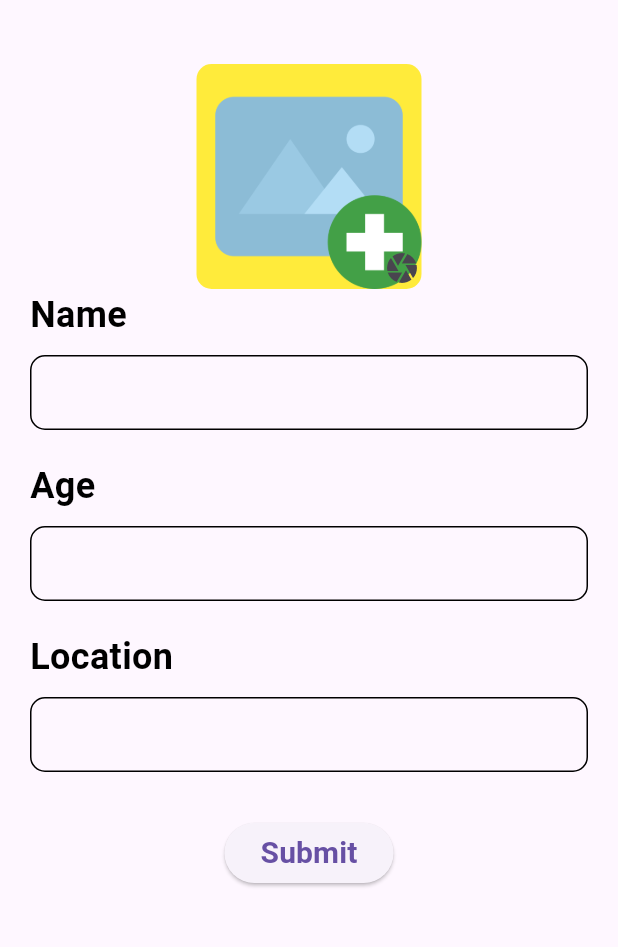
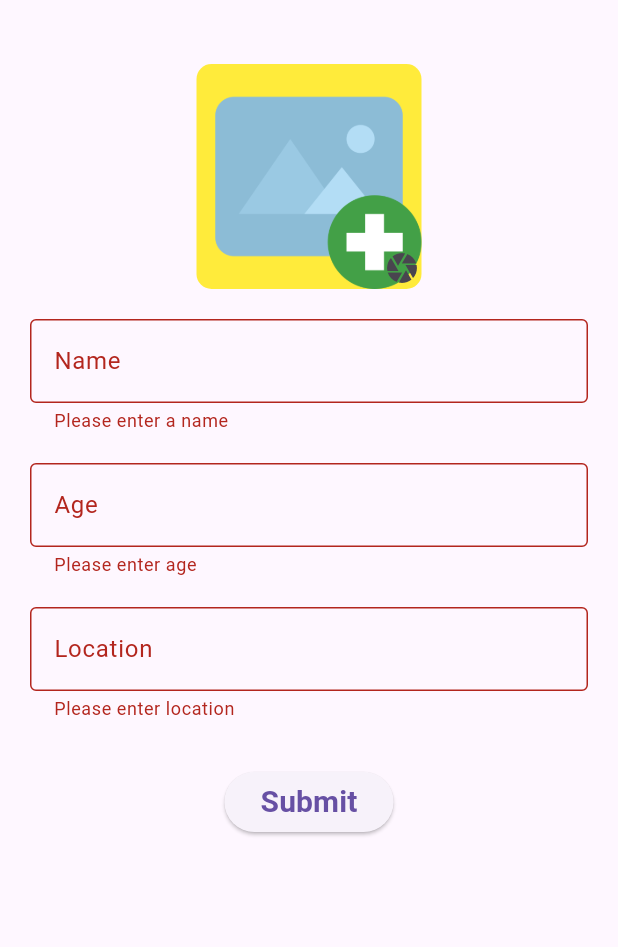
Before and after one commit to Hubaib19/Firebase_employee, a Flutter app: the AddEmploye screen opened directly, after a tap on "Submit", on a phone screen of 412 x 824 dp, the part 65-1012 px from its top. Run offline on Flutter 3.47's test engine with Material 3 defaults, Android fonts, the phone set to English and light mode, and no system bars; our stand-ins replace cloud_firestore, firebase_core, firebase_storage, image_picker, random_string; accounts and stored records are empty.

```diff
--- a/lib/service/data_service.dart
+++ b/lib/service/data_service.dart
@@ -1,4 +1,4 @@
-// ignore_for_file: use_rethrow_when_possible, avoid_print, await_only_futures
+// ignore_for_file: use_rethrow_when_possible, avoid_print, await_only_futures, unnecessary_brace_in_string_interps
 
 import 'package:cloud_firestore/cloud_firestore.dart';
 import 'package:employee_list/model/employee_model.dart';
--- a/lib/view/add_employe.dart
+++ b/lib/view/add_employe.dart
@@ -1,23 +1,22 @@
-// ignore_for_file: must_be_immutable
+// ignore_for_file: use_key_in_widget_constructors, use_build_context_synchronously
 
 import 'dart:io';
-
 import 'package:employee_list/controller/employee_controller.dart';
 import 'package:employee_list/model/employee_model.dart';
 import 'package:employee_list/service/data_service.dart';
-import 'package:flutter/cupertino.dart';
 import 'package:flutter/material.dart';
-import 'package:flutter/widgets.dart';
 import 'package:image_picker/image_picker.dart';
 import 'package:provider/provider.dart';
 import 'package:random_string/random_string.dart';
 
 class AddEmploye extends StatelessWidget {
-  AddEmploye({super.key});
+  AddEmploye({Key? key});
 
-  TextEditingController nameController = TextEditingController();
-  TextEditingController ageController = TextEditingController();
-  TextEditingController locationController = TextEditingController();
+  final TextEditingController nameController = TextEditingController();
+  final TextEditingController ageController = TextEditingController();
+  final TextEditingController locationController = TextEditingController();
+
+  final _formKey = GlobalKey<FormState>();
 
   @override
   Widget build(BuildContext context) {
@@ -31,20 +30,24 @@ class AddEmploye extends StatelessWidget {
               style: TextStyle(
                 color: Colors.blue,
                 fontSize: 24,
-                  fontWeight: FontWeight.bold),
+                fontWeight: FontWeight.bold,
+              ),
             ),
             Text(
               'form',
               style: TextStyle(
                 color: Colors.orange,
                 fontSize: 24,
-                  fontWeight: FontWeight.bold),
+                fontWeight: FontWeight.bold,
+              ),
             )
           ],
         ),
       ),
       body: Container(
         margin: const EdgeInsets.only(left: 20, top: 30, right: 20),
+        child: Form(
+          key: _formKey,
           child: Column(
             crossAxisAlignment: CrossAxisAlignment.start,
             children: [
@@ -59,11 +62,13 @@ class AddEmploye extends StatelessWidget {
                           image: DecorationImage(
                             image: value.selectedImage != null
                                 ? FileImage(File(value.selectedImage!.path))
-                                  : AssetImage("assets/add image.png")
-                                      as ImageProvider,
-                              fit: BoxFit.cover),
+                                : const AssetImage("assets/add image.png")
+                                    as ImageProvider<Object>,
+                            fit: BoxFit.cover,
+                          ),
                           borderRadius: BorderRadius.circular(10),
-                          color: Colors.yellow),
+                          color: Colors.yellow,
+                        ),
                       ),
                     ),
                   ),
@@ -75,102 +80,96 @@ class AddEmploye extends StatelessWidget {
                         onPressed: () {
                           value.selectImage(source: ImageSource.camera);
                         },
-                            icon: Icon(Icons.camera),
-                          )),
-                )
+                        icon: const Icon(Icons.camera),
+                      ),
+                    ),
+                  ),
                 ],
               ),
-            const Text(
-              'Name',
-              style: TextStyle(
-                  color: Colors.black,
-                  fontSize: 24,
-                  fontWeight: FontWeight.bold),
+              const SizedBox(height: 20),
+              TextFormField(
+                controller: nameController,
+                decoration: const InputDecoration(
+                  labelText: 'Name',
+                  border: OutlineInputBorder(),
                 ),
-            const SizedBox(height: 10),
-            Container(
-              padding: const EdgeInsets.only(left: 10),
-              decoration: BoxDecoration(
-                  border: Border.all(),
-                  borderRadius: BorderRadius.circular(10)),
-              child: TextField(
-                controller: nameController,
-                decoration: const InputDecoration(border: InputBorder.none),
-              ),
+                validator: (value) {
+                  if (value == null || value.isEmpty) {
+                    return 'Please enter a name';
+                  }
+                  return null;
+                },
               ),
               const SizedBox(height: 20),
-            const Text(
-              'Age',
-              style: TextStyle(
-                  color: Colors.black,
-                  fontSize: 24,
-                  fontWeight: FontWeight.bold),
+              TextFormField(
+                controller: ageController,
+                decoration: const InputDecoration(
+                  labelText: 'Age',
+                  border: OutlineInputBorder(),
                 ),
-            const SizedBox(height: 10),
-            Container(
-              padding: const EdgeInsets.only(left: 10),
-              decoration: BoxDecoration(
-                  border: Border.all(),
-                  borderRadius: BorderRadius.circular(10)),
-              child: TextField(
-                controller: ageController,
-                decoration: const InputDecoration(border: InputBorder.none),
+                keyboardType: TextInputType.number,
+                validator: (value) {
+                  if (value == null || value.isEmpty) {
+                    return 'Please enter age';
+                  }
+                  // You can add additional validation rules for age here
+                  return null;
+                },
               ),
+              const SizedBox(height: 20),
+              TextFormField(
+                controller: locationController,
+                decoration: const InputDecoration(
+                  labelText: 'Location',
+                  border: OutlineInputBorder(),
                 ),
-            const SizedBox(
-              height: 20,
+                validator: (value) {
+                  if (value == null || value.isEmpty) {
+                    return 'Please enter location';
+                  }
+                  return null;
+                },
               ),
-            const Text(
-              'Location',
-              style: TextStyle(
-                  color: Colors.black,
-                  fontSize: 24,
-                  fontWeight: FontWeight.bold),
-            ),
-            const SizedBox(height: 10),
-            Container(
-              padding: const EdgeInsets.only(left: 10),
-              decoration: BoxDecoration(
-                  border: Border.all(),
-                  borderRadius: BorderRadius.circular(10)),
-              child: TextField(
-                controller: locationController,
-                decoration: const InputDecoration(border: InputBorder.none),
-              ),
-            ),
-            const SizedBox(
-              height: 30,
-            ),
+              const SizedBox(height: 30),
               Center(
                 child: ElevatedButton(
-                onPressed: () async {
+                  onPressed: () {
+                    if (_formKey.currentState!.validate()) {
                       addEmployee(context);
+                    }
                   },
                   child: const Text(
                     'Submit',
-                  style: TextStyle(fontSize: 20, fontWeight: FontWeight.bold),
+                    style: TextStyle(
+                      fontSize: 20,
+                      fontWeight: FontWeight.bold,
+                    ),
                   ),
                 ),
               ),
             ],
           ),
         ),
+      ),
     );
   }
 
-  addEmployee(BuildContext context) async {
+  void addEmployee(BuildContext context) async {
     final pro = Provider.of<EmployeeController>(context, listen: false);
     String id = randomAlphaNumeric(10);
     DatabaseService service = DatabaseService();
 
     await service.uploadImage(
-        name: nameController.text, fileimage: File(pro.selectedImage!.path));
+      name: nameController.text,
+      fileimage: File(pro.selectedImage!.path),
+    );
     final EmployeeModel employee = EmployeeModel(
       age: int.parse(ageController.text),
       id: id,
       location: locationController.text,
       name: nameController.text,
-        image: service.downloadurl);
+      image: service.downloadurl,
+    );
     pro.addEmployee(employee: employee, id: id);
     Navigator.of(context).pop();
   }
--- a/lib/view/edit_employee.dart
+++ b/lib/view/edit_employee.dart
@@ -37,14 +37,14 @@ class _EditEmployeeState extends State<EditEmployee> {
           mainAxisAlignment: MainAxisAlignment.center,
           children: [
             Text(
-              'Employee ',
+              'Edit ',
               style: TextStyle(
                   color: Colors.blue,
                   fontSize: 24,
                   fontWeight: FontWeight.bold),
             ),
             Text(
-              'form',
+              'detail',
               style: TextStyle(
                   color: Colors.orange,
                   fontSize: 24,
--- a/lib/view/home_page.dart
+++ b/lib/view/home_page.dart
@@ -1,3 +1,5 @@
+// ignore_for_file: use_key_in_widget_constructors
+
 import 'package:employee_list/controller/employee_controller.dart';
 import 'package:employee_list/model/employee_model.dart';
 import 'package:employee_list/view/add_employe.dart';
@@ -6,7 +8,7 @@ import 'package:flutter/material.dart';
 import 'package:provider/provider.dart';
 
 class HomeScreen extends StatefulWidget {
-  const HomeScreen({super.key});
+  const HomeScreen({Key? key});
 
   @override
   State<HomeScreen> createState() => _HomeScreenState();
@@ -26,7 +28,9 @@ class _HomeScreenState extends State<HomeScreen> {
       floatingActionButton: FloatingActionButton(
         onPressed: () {
           Navigator.push(
-                context, MaterialPageRoute(builder: (context) => AddEmploye()));
+            context,
+            MaterialPageRoute(builder: (context) => AddEmploye()),
+          );
         },
         child: const Icon(Icons.add),
       ),
@@ -40,14 +44,16 @@ class _HomeScreenState extends State<HomeScreen> {
               style: TextStyle(
                 color: Colors.white,
                 fontSize: 24,
-                    fontWeight: FontWeight.bold),
+                fontWeight: FontWeight.bold,
+              ),
             ),
             Text(
               'detail',
               style: TextStyle(
                 color: Colors.orange,
                 fontSize: 24,
-                    fontWeight: FontWeight.bold),
+                fontWeight: FontWeight.bold,
+              ),
             )
           ],
         ),
@@ -68,7 +74,8 @@ class _HomeScreenState extends State<HomeScreen> {
                     width: MediaQuery.of(context).size.width,
                     decoration: BoxDecoration(
                       color: Colors.blue[100],
-                          borderRadius: BorderRadius.circular(10)),
+                      borderRadius: BorderRadius.circular(10),
+                    ),
                     child: Row(
                       mainAxisAlignment: MainAxisAlignment.spaceBetween,
                       children: [
@@ -76,9 +83,7 @@ class _HomeScreenState extends State<HomeScreen> {
                           backgroundImage: NetworkImage(employee.image!),
                           radius: 20,
                         ),
-                          const SizedBox(
-                            width: 2,
-                          ),
+                        const SizedBox(width: 2),
                         Column(
                           crossAxisAlignment: CrossAxisAlignment.start,
                           children: [
@@ -87,21 +92,24 @@ class _HomeScreenState extends State<HomeScreen> {
                               style: TextStyle(
                                 color: Colors.blue[800],
                                 fontSize: 20,
-                                    fontWeight: FontWeight.bold),
+                                fontWeight: FontWeight.bold,
+                              ),
                             ),
                             Text(
                               'Age : ${employee.age.toString()}',
                               style: TextStyle(
                                 color: Colors.orange[800],
                                 fontSize: 20,
-                                    fontWeight: FontWeight.bold),
+                                fontWeight: FontWeight.bold,
+                              ),
                             ),
                             Text(
                               'Location : ${employee.location}',
                               style: TextStyle(
                                 color: Colors.blue[800],
                                 fontSize: 20,
-                                    fontWeight: FontWeight.bold),
+                                fontWeight: FontWeight.bold,
+                              ),
                             )
                           ],
                         ),
@@ -115,15 +123,17 @@ class _HomeScreenState extends State<HomeScreen> {
                                     builder: (context) => EditEmployee(
                                       employee: employee,
                                     ),
-                                        ));
+                                  ),
+                                );
                               },
                               icon: const Icon(
                                 Icons.edit,
                                 color: Colors.orange,
-                                  )),
+                              ),
+                            ),
                             IconButton(
                               onPressed: () {
-                                  Provider.of<EmployeeController>(context,listen: false).deleteEmployee(id: employee.id!);
+                                _showDeleteConfirmationDialog(context, employee);
                               },
                               icon: const Icon(Icons.delete),
                               color: Colors.red,
@@ -138,6 +148,38 @@ class _HomeScreenState extends State<HomeScreen> {
             },
           );
         },
-        ));
+      ),
+    );
+  }
+
+  void _showDeleteConfirmationDialog(BuildContext context, EmployeeModel employee) {
+    showDialog(
+      context: context,
+      builder: (BuildContext context) {
+        return AlertDialog(
+          title: const Text("Delete Employee?"),
+          content: Text("Are you sure you want to delete ${employee.name}?"),
+          actions: <Widget>[
+            TextButton(
+              onPressed: () {
+                Navigator.of(context).pop();
+              },
+              child: const Text("Cancel"),
+            ),
+            TextButton(
+              onPressed: () {
+                _deleteEmployee(context, employee.id!);
+                Navigator.of(context).pop();
+              },
+              child: const Text("Delete"),
+            ),
+          ],
+        );
+      },
+    );
+  }
+
+  void _deleteEmployee(BuildContext context, String employeeId) {
+    Provider.of<EmployeeController>(context, listen: false).deleteEmployee(id: employeeId);
   }
 }
```
Lines whose indentation alone changed are shown as unchanged.
